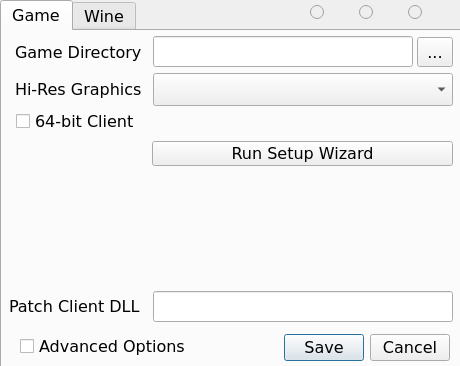
The window that OneLauncher/ui/winSettings.ui (JuneStepp/OneLauncher) describes before a commit, drawn with Qt 5.
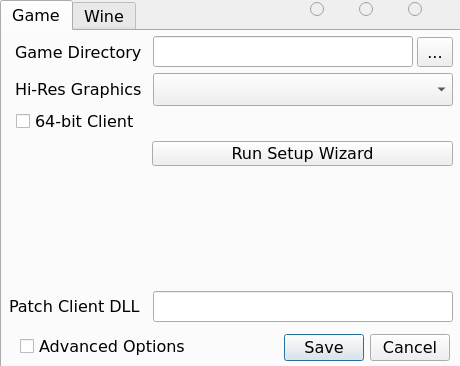
The same window after the commit.

Commit message: Fixed language selection in settings window

Diff of the .ui file:
```diff
--- a/OneLauncher/ui/winSettings.ui
+++ b/OneLauncher/ui/winSettings.ui
@@ -286,14 +286,14 @@
    <property name="geometry">
     <rect>
      <x>310</x>
-     <y>5</y>
+     <y>2</y>
      <width>141</width>
-     <height>23</height>
+     <height>16</height>
     </rect>
    </property>
    <layout class="QHBoxLayout" name="horizontalLayout">
     <property name="bottomMargin">
-     <number>8</number>
+     <number>0</number>
     </property>
     <item>
      <widget class="QRadioButton" name="btnEN">
```
Left out of the diff: 2 changed lines with no effect on the pictures.
